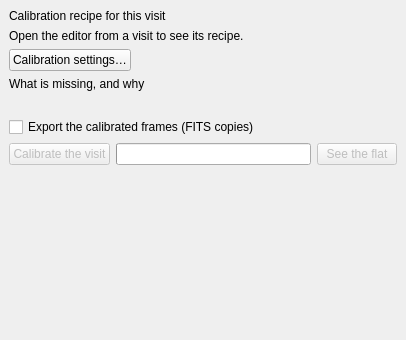
Above: nightscribe/gui/ui/ufe_calibration_tab.ui from irydeo/nightscribe before the change. Below: the same form after it.
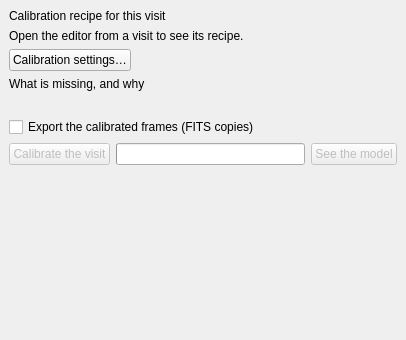
That is the form after the change.

Commit message: refactor(calibration): the synthetic flat becomes a vignetting model

```diff
--- a/nightscribe/gui/ui/ufe_calibration_tab.ui
+++ b/nightscribe/gui/ui/ufe_calibration_tab.ui
@@ -89,7 +89,7 @@
      <item>
       <widget class="QPushButton" name="btn_flat">
        <property name="enabled"><bool>false</bool></property>
-       <property name="text"><string>See the flat</string></property>
+       <property name="text"><string>See the model</string></property>
        <property name="toolTip">
         <string>Opens the flat that was built from the frames in the editor's own viewer, so it can be looked at: a flat carrying a star is not a flat, and the way to know is to see it. The figures it was built with (how many sources were masked, how much was filled, how many hot pixels were kept, and how far it still deviates over the masked pixels) are in the note above and in the FITS header</string>
        </property>
```
Left out of the diff: 4 changed lines with no effect on the pictures. The commit also changes 25 other files.
